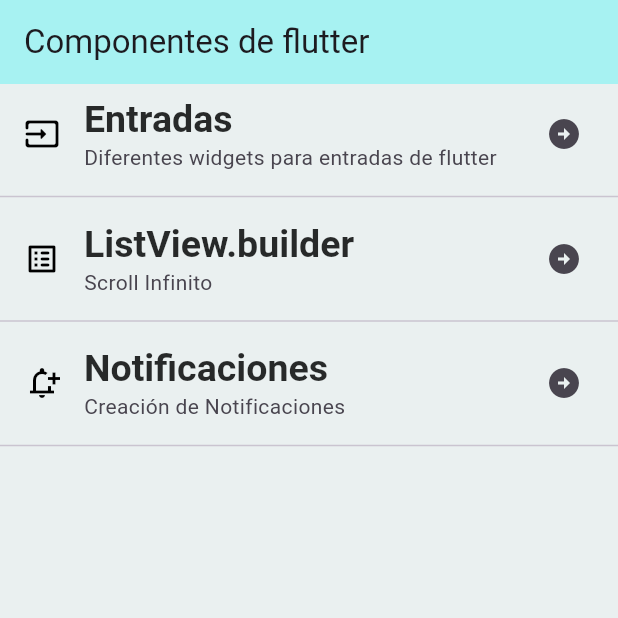
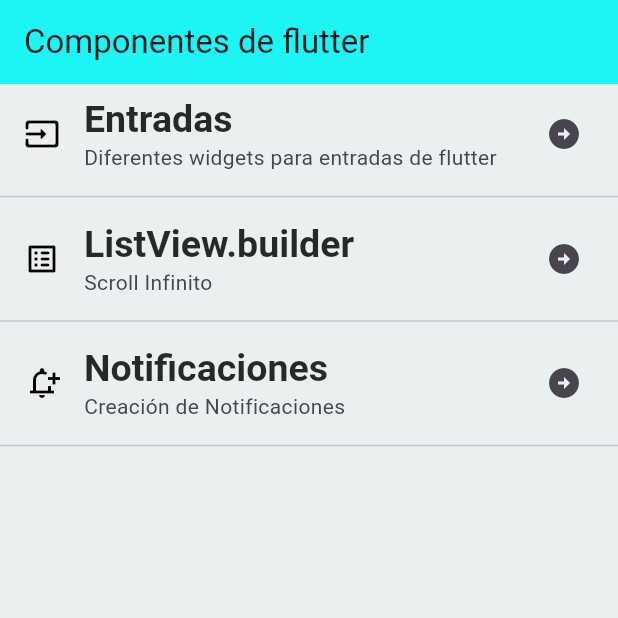
Before and after one commit to juandelcar/componentes_flutter, a Flutter app: the screen it shows after launch, on a phone screen of 412 x 824 dp, the top half of it. Run offline on Flutter 3.47's test engine with Material 3 defaults, Android fonts, the phone set to English and light mode, and no system bars.

Commit message:
Refactoring and creating the AppTheme class

```diff
--- a/lib/main_app.dart
+++ b/lib/main_app.dart
@@ -1,5 +1,6 @@
 import 'package:flutter/material.dart';
-import 'package:practica3/home_screen.dart';
+import 'package:practica3/theme/app_theme.dart';
+import 'package:practica3/screens/home_screen.dart';
 
 class MainApp extends StatelessWidget {
   const MainApp({super.key});
@@ -9,18 +10,7 @@ class MainApp extends StatelessWidget {
     return MaterialApp(
       debugShowCheckedModeBanner: false,
       home: const HomeScreen(),
-      theme: ThemeData(
-        scaffoldBackgroundColor: const Color.fromARGB(255, 234, 240, 240),
-        appBarTheme: const AppBarTheme(color: Color.fromARGB(83, 29, 245, 245)),
-        textTheme: const TextTheme(
-          headlineLarge: TextStyle(
-            color: Color.fromARGB(232, 20, 21, 21),
-            fontSize: 25.0,
-            fontWeight: FontWeight.bold,
-            fontFamily: 'sans-serif',
-          ),
-        ),
-      ),
+      theme: AppTheme.lightTheme,
     );
   }
 }
--- /dev/null
+++ b/lib/theme/app_theme.dart
@@ -0,0 +1,20 @@
+import 'package:flutter/material.dart';
+
+class AppTheme {
+  static const mainColor = Color.fromARGB(255, 29, 245, 245);
+  static const backColor = Color.fromARGB(255, 234, 240, 240);
+
+  // Declaraciones del tema claro
+  static final ThemeData lightTheme = ThemeData().copyWith(
+    scaffoldBackgroundColor: backColor,
+    appBarTheme: const AppBarTheme(color: mainColor),
+    textTheme: const TextTheme(
+      headlineLarge: TextStyle(
+        color: Color.fromARGB(232, 20, 21, 21),
+        fontSize: 25.0,
+        fontWeight: FontWeight.bold,
+        fontFamily: 'sans-serif',
+      ),
+    ),
+  );
+}
```
Also changed, not shown: lib/screens/home_screen.dart (renamed from lib/home_screen.dart).
